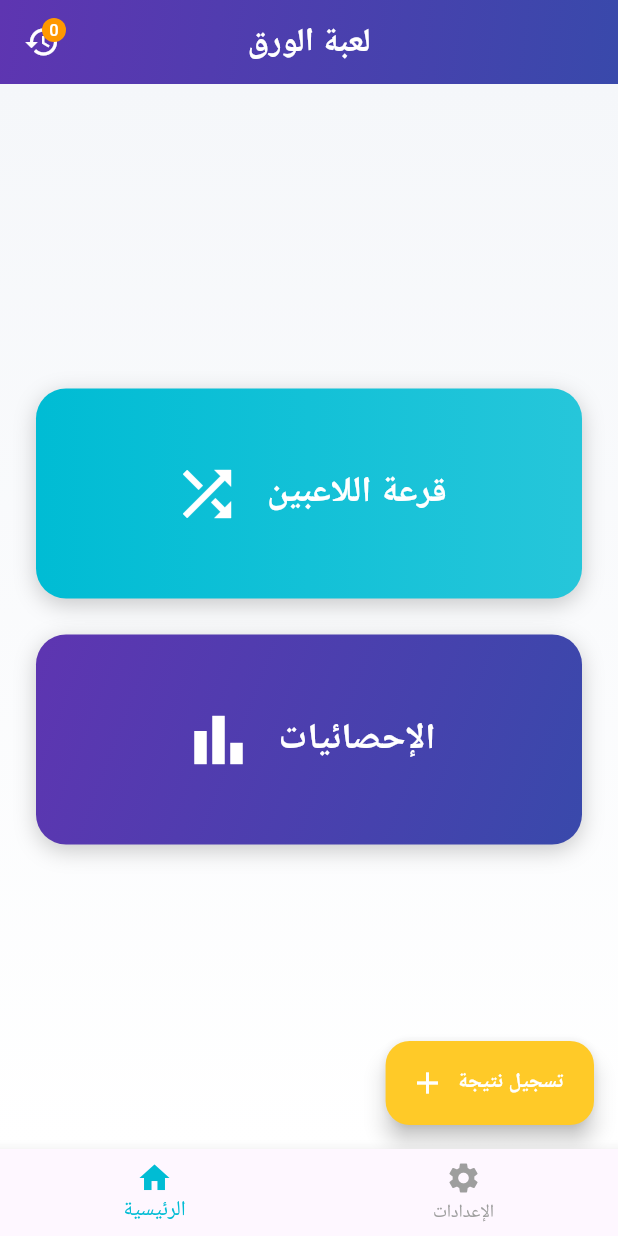
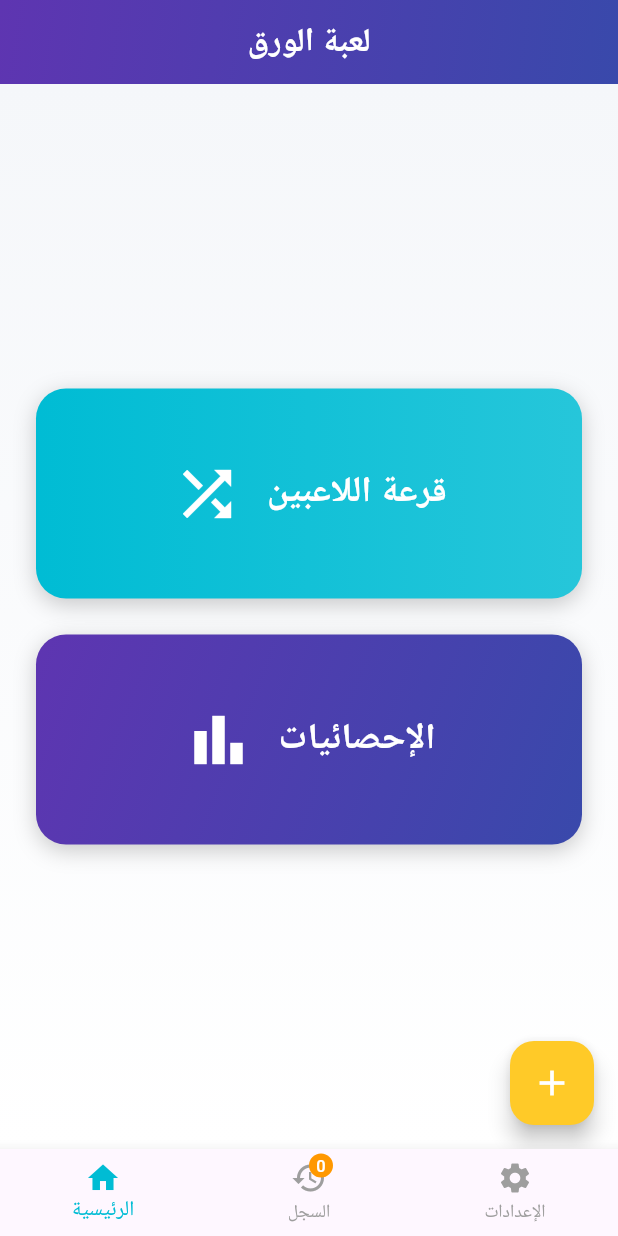
Before and after one commit to AiExpert1985/family_cards, a Flutter app: the screen it shows after launch, on a phone screen of 412 x 824 dp. Run offline on Flutter 3.47's test engine with Material 3 defaults, Android fonts, the phone set to English and light mode, and no system bars; our stand-ins replace file_picker, flutter_riverpod, share_plus, shared_preferences.

Commit message:
Simplify FAB and reorganize navigation structure
✨ FAB Improvements:
- Converted from extended FAB to simple icon button
- Removed text label "تسجيل نتيجة"
- Now just shows + icon (size 28)
- Cleaner, more standard Material Design
- Still positioned at bottom right with amber color

📝 New Game Page:
- Changed title from "لعبة جديدة" to "اضافة نتيجة مباراة"
- More descriptive and clear about the purpose

🧭 Navigation Restructure:
- Moved history from app bar to bottom navigation
- Now 3 tabs instead of 2:
  • Home (الرئيسية)
  • History (السجل) - with game count badge
  • Settings (الإعدادات)
- History badge shows live game count in orange
- Removed history icon from app bar
- Simplified app bar with just title and gradient

🎨 UX Benefits:
- History more discoverable (always visible in nav bar)
- FAB less intrusive (just icon)
- Cleaner app bar
- Better navigation hierarchy
- Badge visible at all times

```diff
--- a/lib/pages/home_page.dart
+++ b/lib/pages/home_page.dart
@@ -19,6 +19,7 @@ class _HomePageState extends ConsumerState<HomePage> {
 
   final _tabs = [
     const MainTab(),
+    const GamesHistoryPage(),
     const SettingsPage(),
   ];
 
@@ -30,36 +31,24 @@ class _HomePageState extends ConsumerState<HomePage> {
       orElse: () => 0,
     );
 
+    String getTitle() {
+      switch (_currentIndex) {
+        case 0:
+          return 'لعبة الورق';
+        case 1:
+          return 'سجل المباريات';
+        case 2:
+          return 'الإعدادات';
+        default:
+          return 'لعبة الورق';
+      }
+    }
+
     return Scaffold(
-      appBar: _currentIndex == 0
-          ? AppBar(
-              title: const Text(
-                'لعبة الورق',
-                style: TextStyle(fontWeight: FontWeight.bold),
-              ),
-              flexibleSpace: Container(
-                decoration: const BoxDecoration(
-                  gradient: AppTheme.primaryGradient,
-                ),
-              ),
-              foregroundColor: Colors.white,
-              elevation: 0,
-              leading: IconButton(
-                icon: Badge(
-                  label: Text('$gameCount'),
-                  backgroundColor: AppTheme.warningOrange,
-                  child: const Icon(Icons.history),
-                ),
-                onPressed: () => Navigator.push(
-                  context,
-                  MaterialPageRoute(builder: (_) => const GamesHistoryPage()),
-                ),
-              ),
-            )
-          : AppBar(
-              title: const Text(
-                'الإعدادات',
-                style: TextStyle(fontWeight: FontWeight.bold),
+      appBar: AppBar(
+        title: Text(
+          getTitle(),
+          style: const TextStyle(fontWeight: FontWeight.bold),
         ),
         flexibleSpace: Container(
           decoration: const BoxDecoration(
@@ -75,9 +64,23 @@ class _HomePageState extends ConsumerState<HomePage> {
         onTap: (index) => setState(() => _currentIndex = index),
         selectedItemColor: AppTheme.accentTeal,
         unselectedItemColor: Colors.grey,
-        items: const [
-          BottomNavigationBarItem(icon: Icon(Icons.home), label: 'الرئيسية'),
-          BottomNavigationBarItem(icon: Icon(Icons.settings), label: 'الإعدادات'),
+        items: [
+          const BottomNavigationBarItem(
+            icon: Icon(Icons.home),
+            label: 'الرئيسية',
+          ),
+          BottomNavigationBarItem(
+            icon: Badge(
+              label: Text('$gameCount'),
+              backgroundColor: AppTheme.warningOrange,
+              child: const Icon(Icons.history),
+            ),
+            label: 'السجل',
+          ),
+          const BottomNavigationBarItem(
+            icon: Icon(Icons.settings),
+            label: 'الإعدادات',
+          ),
         ],
       ),
     );
--- a/lib/pages/main_tab.dart
+++ b/lib/pages/main_tab.dart
@@ -65,19 +65,15 @@ class MainTab extends StatelessWidget {
           ),
         ),
       ),
-      floatingActionButton: FloatingActionButton.extended(
+      floatingActionButton: FloatingActionButton(
         onPressed: () => Navigator.push(
           context,
           MaterialPageRoute(builder: (_) => const NewGamePage()),
         ),
-        icon: const Icon(Icons.add),
-        label: const Text(
-          'تسجيل نتيجة',
-          style: TextStyle(fontWeight: FontWeight.bold),
-        ),
         backgroundColor: const Color(0xFFFFCA28), // Light amber
         foregroundColor: Colors.white,
         elevation: 6,
+        child: const Icon(Icons.add, size: 28),
       ),
       floatingActionButtonLocation: FloatingActionButtonLocation.endFloat,
     );
--- a/lib/pages/new_game_page.dart
+++ b/lib/pages/new_game_page.dart
@@ -175,7 +175,7 @@ class _NewGamePageState extends ConsumerState<NewGamePage> {
 
     return Scaffold(
       appBar: AppBar(
-        title: Text(widget.gameToEdit != null ? 'تعديل المباراة' : 'لعبة جديدة'),
+        title: Text(widget.gameToEdit != null ? 'تعديل المباراة' : 'اضافة نتيجة مباراة'),
         backgroundColor: Colors.green,
         foregroundColor: Colors.white,
       ),
```
Lines whose indentation alone changed are shown as unchanged.
